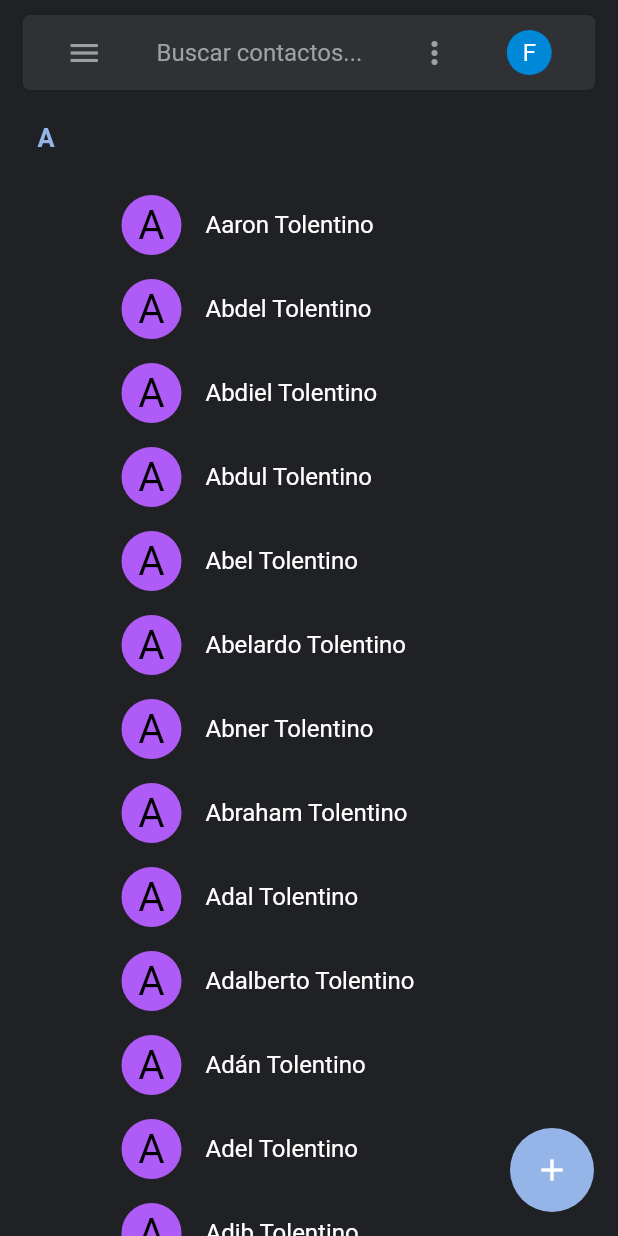
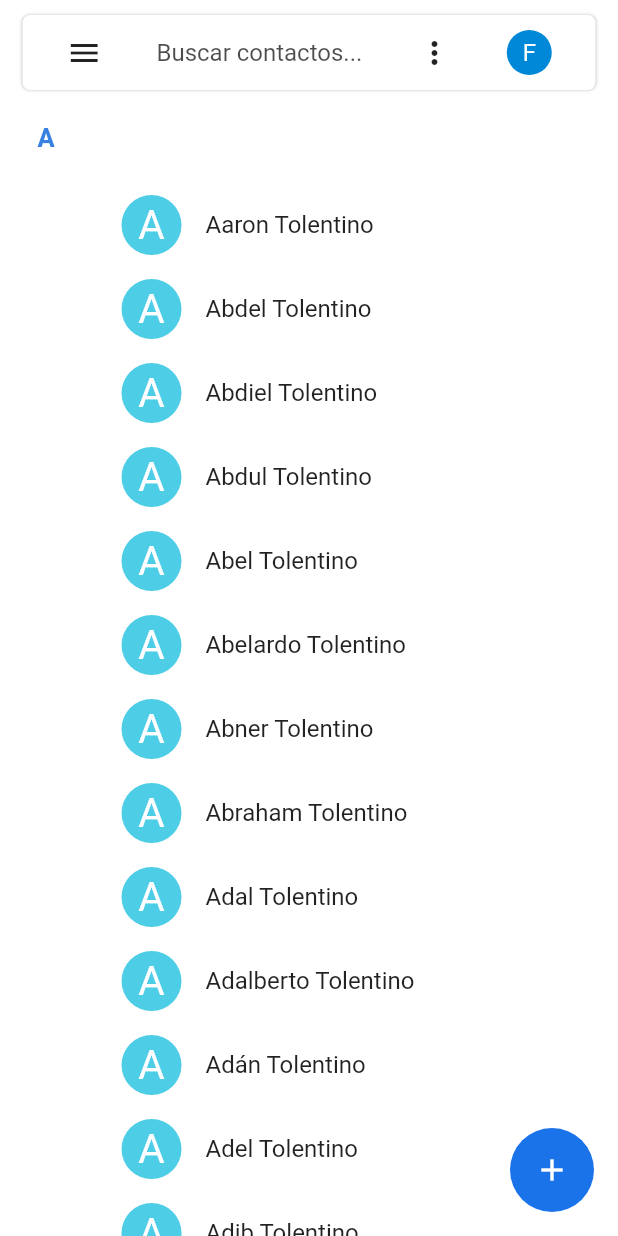
Before and after one commit to Freyien/contactos_android, a Flutter app: the screen it shows after launch, in the side drawer, after a tap on the "add" icon, on a phone screen of 412 x 824 dp. Run offline on Flutter 3.47's test engine with Material 2 defaults, Android fonts, the phone set to English and light mode, and no system bars; our stand-ins replace animate_do, flutter_sticky_header, flutter_svg, shared_preferences; missing offline and left inert: draggable_scrollbar_sliver.

Commit message:
Add splash screen
add user preferences for Theme

Fix Search Theme

```diff
--- a/lib/main.dart
+++ b/lib/main.dart
@@ -4,20 +4,26 @@ import 'package:provider/provider.dart';
 
 import 'package:contacts/src/utils/utils.dart';
 import 'package:contacts/src/theme/theme.dart';
-
+import 'package:contacts/src/user_prefs/user_preferences.dart';
 import 'package:contacts/src/pages/index.dart';
 
-void main() => runApp(
+void main() async {
+  WidgetsFlutterBinding.ensureInitialized();
+
+  final _prefs = new UserPreferences();
+  await _prefs.initPrefs();
+
+  runApp(
     MultiProvider(
       providers: [
-      ChangeNotifierProvider<CustomTheme>(create: (_) => new CustomTheme(darkTheme: true))
+        ChangeNotifierProvider<CustomTheme>(create: (_) => new CustomTheme(darkTheme: _prefs.isDarkTheme))
       ],
       child: MyApp(),
     )
   );
+}
 
 class MyApp extends StatelessWidget {
-  // This widget is the root of your application.
   @override
   Widget build(BuildContext context) {
     final customTheme = Provider.of<CustomTheme>(context);
--- a/lib/src/search/search_delegate.dart
+++ b/lib/src/search/search_delegate.dart
@@ -5,6 +5,11 @@ import 'package:contacts/src/pages/contact_info.dart';
 
 class DataSearch extends SearchDelegate {
   final ContactModelList contactList = ContactModelList();
+
+  @override
+  ThemeData appBarTheme(BuildContext context) {
+    return Theme.of(context);
+  }
 
   @override
   String get searchFieldLabel => 'Buscar contactos';
--- a/lib/src/theme/theme.dart
+++ b/lib/src/theme/theme.dart
@@ -1,7 +1,9 @@
+import 'package:contacts/src/user_prefs/user_preferences.dart';
 import 'package:contacts/src/utils/colors_utils.dart';
 import 'package:flutter/material.dart';
 
 class CustomTheme with ChangeNotifier{
+  final _prefs = new UserPreferences();
   bool _isDarkTheme   = false;
   ThemeData _currentTheme;
 
@@ -23,8 +25,8 @@ class CustomTheme with ChangeNotifier{
         color: Color(0xff9DA1A4)
       ),
       textTheme: TextTheme(
-        title: TextStyle(color: Color(0xff9DA1A4), fontSize: 21)
-      )
+        headline6: TextStyle(color: Color(0xff9DA1A4), fontSize: 21),
+      ),
     ),
     accentColor: Color(0xff95B5E9)
 
@@ -45,7 +47,8 @@ class CustomTheme with ChangeNotifier{
         color: Colors.black87
       ),
       textTheme: TextTheme(
-        title: TextStyle(color: Colors.black87, fontSize: 21)
+        //title: TextStyle(color: Colors.black87, fontSize: 21)
+        headline6: TextStyle(color: Colors.black87, fontSize: 21)
       )
     )
   );
@@ -71,10 +74,12 @@ class CustomTheme with ChangeNotifier{
       this._isDarkTheme = true;
       this._currentTheme = this._darkTheme;
       darkColors = true; //utils
+      _prefs.isDarkTheme = true;
     } else {
       this._isDarkTheme = false;
       this._currentTheme = this._lightTheme;
       darkColors = false; //utils
+      _prefs.isDarkTheme = false;
     }
   }
 
--- /dev/null
+++ b/lib/src/user_prefs/user_preferences.dart
@@ -0,0 +1,32 @@
+//import 'package:shared_preferences/shared_preferences.dart';
+import 'package:shared_preferences/shared_preferences.dart';
+
+
+
+class UserPreferences {
+  static final UserPreferences _userPreferences = new UserPreferences._internal();
+
+  factory UserPreferences() {
+    return _userPreferences;
+  }
+
+  UserPreferences._internal();
+
+  //Properties
+  SharedPreferences _prefs;
+
+  //Getters
+  bool get isDarkTheme => _prefs.getBool('isDarkTheme') ?? false;
+
+  //Setters
+  set isDarkTheme(bool isDarkTheme) {
+    _prefs.setBool('isDarkTheme', isDarkTheme);
+  }
+
+  //Methods
+  Future<void> initPrefs() async {
+    this._prefs = await SharedPreferences.getInstance();
+  }
+
+
+}
```
Also changed, not shown: pubspec.yaml (+9 -2 lines), assets/icon/contact-icon.png (added), assets/icon/icon.png (added), pubspec.lock, 28 other files. Lines whose indentation alone changed are shown as unchanged.
